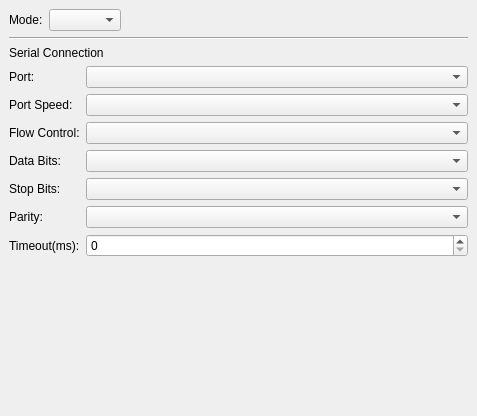
Above: ground/openpilotgcs/src/plugins/gpsdisplay/gpsdisplaygadgetoptionspage.ui from openpilot/OpenPilot before the change. Below: the same form after it.
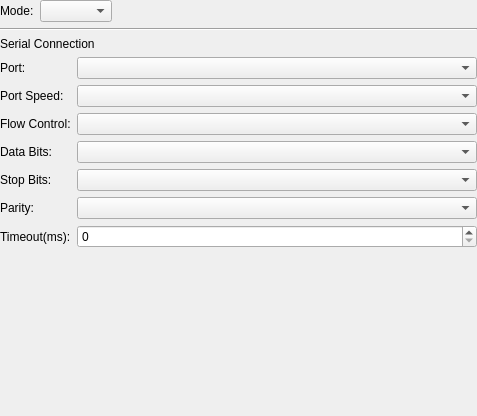
That is the form after the change.

Commit message: OP-833 gcs options dialog polishing: zeroed margin of top level widget

Diff of the .ui file:
```diff
--- a/ground/openpilotgcs/src/plugins/gpsdisplay/gpsdisplaygadgetoptionspage.ui
+++ b/ground/openpilotgcs/src/plugins/gpsdisplay/gpsdisplaygadgetoptionspage.ui
@@ -50,6 +50,9 @@
        <item row="0" column="0">
         <widget class="QWidget" name="widget" native="true">
          <layout class="QVBoxLayout" name="verticalLayout_4">
+          <property name="margin">
+           <number>0</number>
+          </property>
           <item>
            <layout class="QHBoxLayout" name="horizontalLayout">
             <item>
```
The commit also changes 2 other files.
